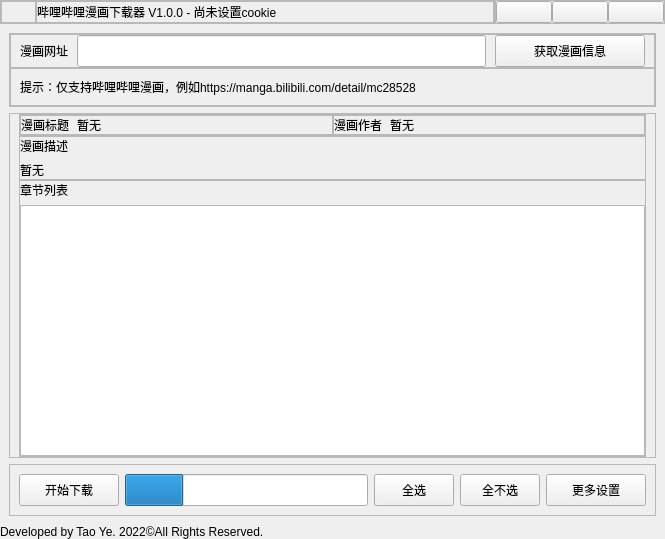
First picture: the form in src/ui/template.ui, repository MOMOYATW/bilibili_manga_downloader, before the edit.
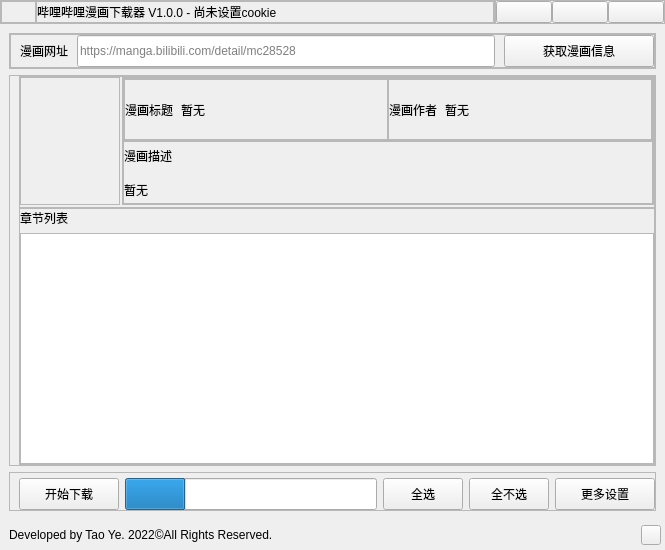
Second picture: the form after the edit. Icons and pictures are not drawn.

Commit message: add cover display & add toggle to adjust size

The edit to the form file:
```diff
--- a/src/ui/template.ui
+++ b/src/ui/template.ui
@@ -7,7 +7,7 @@
     <x>0</x>
     <y>0</y>
     <width>665</width>
-    <height>539</height>
+    <height>550</height>
    </rect>
   </property>
   <property name="minimumSize">
@@ -421,7 +421,7 @@
                  <number>0</number>
                 </property>
                 <property name="rightMargin">
-                 <number>9</number>
+                 <number>0</number>
                 </property>
                 <property name="bottomMargin">
                  <number>0</number>
@@ -474,8 +474,11 @@
                   <property name="styleSheet">
                    <string notr="true"/>
                   </property>
+                  <property name="inputMask">
+                   <string/>
+                  </property>
                   <property name="placeholderText">
-                   <string/>
+                   <string>https://manga.bilibili.com/detail/mc28528</string>
                   </property>
                  </widget>
                 </item>
@@ -516,37 +519,6 @@
                </layout>
               </widget>
              </item>
-             <item>
-              <widget class="QFrame" name="frame">
-               <property name="mouseTracking">
-                <bool>true</bool>
-               </property>
-               <property name="frameShape">
-                <enum>QFrame::StyledPanel</enum>
-               </property>
-               <property name="frameShadow">
-                <enum>QFrame::Raised</enum>
-               </property>
-               <layout class="QHBoxLayout" name="horizontalLayout_4">
-                <item>
-                 <widget class="QLabel" name="tips_label">
-                  <property name="mouseTracking">
-                   <bool>true</bool>
-                  </property>
-                  <property name="styleSheet">
-                   <string notr="true"/>
-                  </property>
-                  <property name="text">
-                   <string>提示：仅支持哔哩哔哩漫画，例如https://manga.bilibili.com/detail/mc28528</string>
-                  </property>
-                  <property name="wordWrap">
-                   <bool>true</bool>
-                  </property>
-                 </widget>
-                </item>
-               </layout>
-              </widget>
-             </item>
             </layout>
            </widget>
           </item>
@@ -561,16 +533,116 @@
             <property name="frameShadow">
              <enum>QFrame::Raised</enum>
             </property>
+            <layout class="QVBoxLayout" name="verticalLayout_8">
+             <property name="spacing">
+              <number>0</number>
+             </property>
+             <property name="topMargin">
+              <number>0</number>
+             </property>
+             <property name="rightMargin">
+              <number>0</number>
+             </property>
+             <property name="bottomMargin">
+              <number>0</number>
+             </property>
+             <item>
+              <widget class="QFrame" name="comic_description">
+               <property name="frameShape">
+                <enum>QFrame::StyledPanel</enum>
+               </property>
+               <property name="frameShadow">
+                <enum>QFrame::Raised</enum>
+               </property>
+               <layout class="QHBoxLayout" name="horizontalLayout_4">
+                <property name="spacing">
+                 <number>2</number>
+                </property>
+                <property name="leftMargin">
+                 <number>0</number>
+                </property>
+                <property name="topMargin">
+                 <number>0</number>
+                </property>
+                <property name="rightMargin">
+                 <number>0</number>
+                </property>
+                <property name="bottomMargin">
+                 <number>2</number>
+                </property>
+                <item>
+                 <widget class="QFrame" name="cover_description">
+                  <property name="minimumSize">
+                   <size>
+                    <width>100</width>
+                    <height>128</height>
+                   </size>
+                  </property>
+                  <property name="maximumSize">
+                   <size>
+                    <width>100</width>
+                    <height>128</height>
+                   </size>
+                  </property>
+                  <property name="frameShape">
+                   <enum>QFrame::StyledPanel</enum>
+                  </property>
+                  <property name="frameShadow">
+                   <enum>QFrame::Raised</enum>
+                  </property>
+                  <layout class="QVBoxLayout" name="verticalLayout_7">
+                   <property name="spacing">
+                    <number>0</number>
+                   </property>
+                   <property name="leftMargin">
+                    <number>0</number>
+                   </property>
+                   <property name="topMargin">
+                    <number>0</number>
+                   </property>
+                   <property name="rightMargin">
+                    <number>0</number>
+                   </property>
+                   <property name="bottomMargin">
+                    <number>0</number>
+                   </property>
+                   <item>
+                    <widget class="QLabel" name="cover">
+                     <property name="styleSheet">
+                      <string notr="true"/>
+                     </property>
+                     <property name="text">
+                      <string/>
+                     </property>
+                     <property name="scaledContents">
+                      <bool>true</bool>
+                     </property>
+                    </widget>
+                   </item>
+                  </layout>
+                 </widget>
+                </item>
+                <item>
+                 <widget class="QFrame" name="text_description">
+                  <property name="frameShape">
+                   <enum>QFrame::StyledPanel</enum>
+                  </property>
+                  <property name="frameShadow">
+                   <enum>QFrame::Raised</enum>
+                  </property>
             <layout class="QVBoxLayout" name="verticalLayout_6">
              <property name="spacing">
               <number>0</number>
              </property>
              <property name="leftMargin">
-              <number>9</number>
+                    <number>0</number>
              </property>
              <property name="topMargin">
               <number>0</number>
              </property>
+                   <property name="rightMargin">
+                    <number>0</number>
+                   </property>
              <property name="bottomMargin">
               <number>0</number>
              </property>
@@ -793,6 +865,12 @@
                </layout>
               </widget>
              </item>
+                  </layout>
+                 </widget>
+                </item>
+               </layout>
+              </widget>
+             </item>
              <item>
               <widget class="QFrame" name="manga_list">
                <property name="mouseTracking">
@@ -867,6 +945,15 @@
              <enum>QFrame::Raised</enum>
             </property>
             <layout class="QHBoxLayout" name="horizontalLayout_12">
+             <property name="topMargin">
+              <number>5</number>
+             </property>
+             <property name="rightMargin">
+              <number>0</number>
+             </property>
+             <property name="bottomMargin">
+              <number>0</number>
+             </property>
              <item>
               <widget class="QPushButton" name="btn_startdownload">
                <property name="sizePolicy">
@@ -1030,10 +1117,22 @@
        </item>
        <item>
         <widget class="QFrame" name="status_bar">
+         <property name="minimumSize">
+          <size>
+           <width>0</width>
+           <height>30</height>
+          </size>
+         </property>
          <property name="maximumSize">
           <size>
            <width>16777215</width>
-           <height>25</height>
+           <height>30</height>
+          </size>
+         </property>
+         <property name="sizeIncrement">
+          <size>
+           <width>0</width>
+           <height>0</height>
           </size>
          </property>
          <property name="mouseTracking">
@@ -1050,13 +1149,13 @@
            <number>0</number>
           </property>
           <property name="leftMargin">
-           <number>0</number>
+           <number>9</number>
           </property>
           <property name="topMargin">
            <number>0</number>
           </property>
           <property name="rightMargin">
-           <number>0</number>
+           <number>4</number>
           </property>
           <property name="bottomMargin">
            <number>0</number>
@@ -1074,6 +1173,23 @@
             </property>
            </widget>
           </item>
+          <item>
+           <widget class="QPushButton" name="adjustBtn">
+            <property name="maximumSize">
+             <size>
+              <width>20</width>
+              <height>20</height>
+             </size>
+            </property>
+            <property name="text">
+             <string/>
+            </property>
+            <property name="icon">
+             <iconset resource="sources.qrc">
+              <normaloff>:/imgs/imgs/scale.png</normaloff>:/imgs/imgs/scale.png</iconset>
+            </property>
+           </widget>
+          </item>
          </layout>
         </widget>
        </item>
```
Lines whose indentation alone changed are shown as unchanged. The commit also changes 9 other files.
